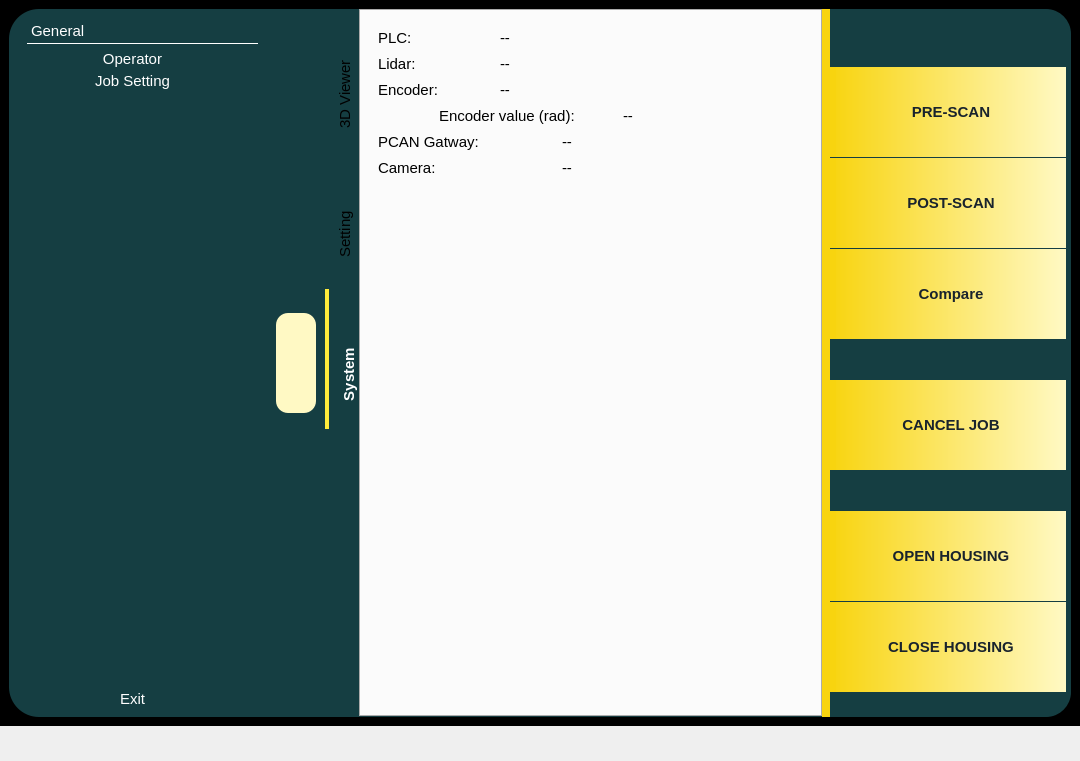
jacondv/intelijet_v2, file qt5_ui/intelijet.ui: the form before one commit.
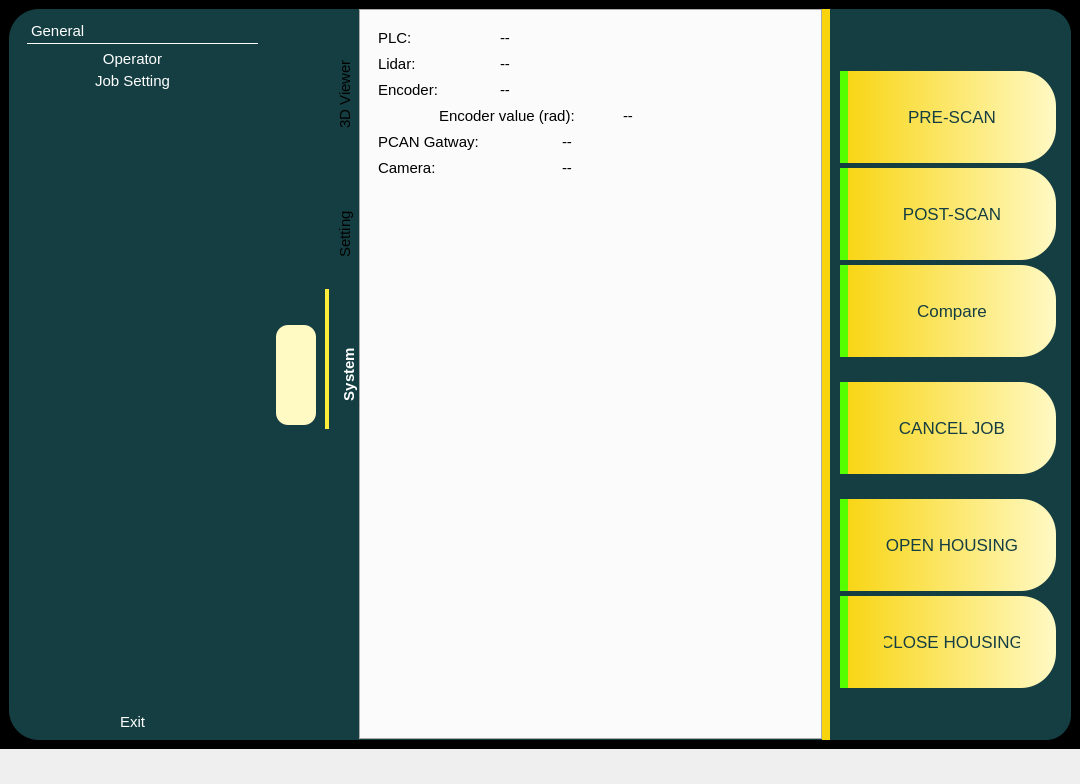
The form after the commit. Icons and pictures are not drawn.

```diff
--- a/qt5_ui/intelijet.ui
+++ b/qt5_ui/intelijet.ui
@@ -7,7 +7,7 @@
     <x>0</x>
     <y>0</y>
     <width>1080</width>
-    <height>761</height>
+    <height>784</height>
    </rect>
   </property>
   <property name="windowTitle">
@@ -45,19 +45,20 @@
 
 /* Định dạng cho tất cả QPushButton bên trong control_panel */
 #control_panel QPushButton {
-    color: #19232D;
+    color: #153E42;
     border: none;
     padding: 36px;
-    font-size: 15px;
-    font-weight: bold;
+	
+    font-size: 17px;
+    font-weight: normal;
 	background-color: qlineargradient(spread:pad, x1:0, y1:0, x2:1, y2:0, stop:0 #F8D40F, stop:1 #FFF9C4);
 
-	border-top-right-radius: 0px;
+	border-top-right-radius: 35px;
 	border-top-left-radius: 0px;
-	border-bottom-right-radius: 0px;
+	border-bottom-right-radius: 35px;
 	border-bottom-left-radius: 0px;
 
-	border-left: 6px solid #F8D40F;
+	border-left: 8px solid #55ff00;  /*#F8D40F;*/
 }
 
 /* Hiệu ứng hover / nhấn */
@@ -189,7 +190,7 @@
                <x>0</x>
                <y>0</y>
                <width>235</width>
-               <height>658</height>
+               <height>681</height>
               </rect>
              </property>
              <attribute name="icon">
@@ -550,19 +551,19 @@
          </property>
          <layout class="QVBoxLayout" name="verticalLayout_4">
           <property name="spacing">
-           <number>1</number>
+           <number>5</number>
           </property>
           <property name="leftMargin">
-           <number>8</number>
+           <number>18</number>
           </property>
           <property name="topMargin">
            <number>0</number>
           </property>
           <property name="rightMargin">
-           <number>5</number>
+           <number>15</number>
           </property>
           <property name="bottomMargin">
-           <number>0</number>
+           <number>10</number>
           </property>
           <item>
            <spacer name="verticalSpacer_7">
@@ -653,7 +654,7 @@
             <property name="sizeHint" stdset="0">
              <size>
               <width>20</width>
-              <height>40</height>
+              <height>20</height>
              </size>
             </property>
            </spacer>
@@ -685,7 +686,7 @@
             <property name="sizeHint" stdset="0">
              <size>
               <width>20</width>
-              <height>40</height>
+              <height>20</height>
              </size>
             </property>
            </spacer>
```
Left out of the diff: 4 changed lines with no effect on the pictures.
